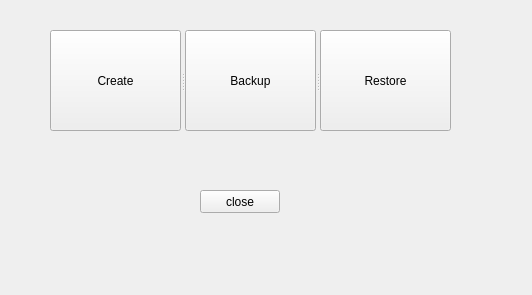
Qt form ui/ddl_form.ui (gdabba-WORK/application_coffee) before a commit.
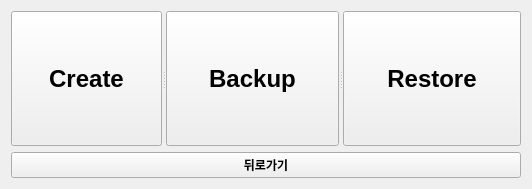
The same form after that commit.

Diff of the .ui file:
```diff
--- a/ui/ddl_form.ui
+++ b/ui/ddl_form.ui
@@ -7,53 +7,70 @@
     <x>0</x>
     <y>0</y>
     <width>532</width>
-    <height>295</height>
+    <height>189</height>
    </rect>
   </property>
   <property name="windowTitle">
    <string>DDL Application</string>
   </property>
+  <layout class="QGridLayout" name="gridLayout">
+   <item row="0" column="0">
   <widget class="QSplitter" name="splitter">
-   <property name="geometry">
-    <rect>
-     <x>50</x>
-     <y>30</y>
-     <width>401</width>
-     <height>101</height>
-    </rect>
-   </property>
    <property name="orientation">
     <enum>Qt::Horizontal</enum>
    </property>
    <widget class="QPushButton" name="btn_create">
+      <property name="font">
+       <font>
+        <pointsize>18</pointsize>
+        <weight>75</weight>
+        <bold>true</bold>
+       </font>
+      </property>
     <property name="text">
      <string>Create</string>
     </property>
    </widget>
    <widget class="QPushButton" name="btn_backup">
+      <property name="font">
+       <font>
+        <pointsize>18</pointsize>
+        <weight>75</weight>
+        <bold>true</bold>
+       </font>
+      </property>
     <property name="text">
      <string>Backup</string>
     </property>
    </widget>
    <widget class="QPushButton" name="btn_restore">
+      <property name="font">
+       <font>
+        <pointsize>18</pointsize>
+        <weight>75</weight>
+        <bold>true</bold>
+       </font>
+      </property>
     <property name="text">
      <string>Restore</string>
     </property>
    </widget>
   </widget>
-  <widget class="QPushButton" name="btn_close">
-   <property name="geometry">
-    <rect>
-     <x>200</x>
-     <y>190</y>
-     <width>80</width>
-     <height>23</height>
-    </rect>
+   </item>
+   <item row="1" column="0">
+    <widget class="QPushButton" name="btn_goback">
+     <property name="font">
+      <font>
+       <weight>75</weight>
+       <bold>true</bold>
+      </font>
    </property>
    <property name="text">
-    <string>close</string>
-   </property>
-  </widget>
+      <string>뒤로가기</string>
+     </property>
+    </widget>
+   </item>
+  </layout>
  </widget>
  <resources/>
  <connections/>
```
Lines whose indentation alone changed are shown as unchanged.
